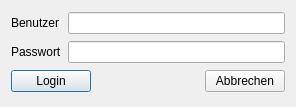
gbd-consult/biotopmanager, file assets/ui/login_dialog.ui: the form before one commit.
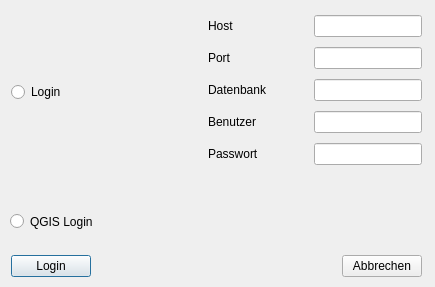
The form after the commit. Custom widgets are drawn as their Qt base class.

Commit message: changed login dialog

```diff
--- a/assets/ui/login_dialog.ui
+++ b/assets/ui/login_dialog.ui
@@ -6,42 +6,57 @@
    <rect>
     <x>0</x>
     <y>0</y>
-    <width>296</width>
-    <height>107</height>
+    <width>435</width>
+    <height>287</height>
    </rect>
   </property>
   <property name="windowTitle">
    <string>Anmeldung Biotopdatenbank</string>
   </property>
-  <layout class="QGridLayout" name="gridLayout">
-   <item row="1" column="0">
-    <widget class="QLabel" name="label_2">
-     <property name="text">
-      <string>Passwort</string>
-     </property>
-    </widget>
-   </item>
-   <item row="0" column="1">
-    <widget class="QLineEdit" name="lineEditUser">
-     <property name="minimumSize">
-      <size>
-       <width>0</width>
-       <height>0</height>
-      </size>
-     </property>
-     <property name="text">
-      <string/>
-     </property>
-    </widget>
-   </item>
-   <item row="0" column="0">
-    <widget class="QLabel" name="label">
+  <widget class="QgsAuthConfigSelect" name="mAuthConfigSelect">
+   <property name="geometry">
+    <rect>
+     <x>160</x>
+     <y>210</y>
+     <width>245</width>
+     <height>23</height>
+    </rect>
+   </property>
+   <property name="sizePolicy">
+    <sizepolicy hsizetype="Preferred" vsizetype="Preferred">
+     <horstretch>0</horstretch>
+     <verstretch>0</verstretch>
+    </sizepolicy>
+   </property>
+   <property name="layoutDirection">
+    <enum>Qt::LeftToRight</enum>
+   </property>
+  </widget>
+  <widget class="QRadioButton" name="radioButton">
+   <property name="geometry">
+    <rect>
+     <x>10</x>
+     <y>210</y>
+     <width>100</width>
+     <height>23</height>
+    </rect>
+   </property>
      <property name="text">
-      <string>Benutzer</string>
-     </property>
-    </widget>
-   </item>
-   <item row="2" column="0" colspan="2">
+    <string>QGIS Login</string>
+   </property>
+   <attribute name="buttonGroup">
+    <string notr="true">buttonGroup</string>
+   </attribute>
+  </widget>
+  <widget class="QWidget" name="layoutWidget">
+   <property name="geometry">
+    <rect>
+     <x>11</x>
+     <y>253</y>
+     <width>411</width>
+     <height>27</height>
+    </rect>
+   </property>
     <layout class="QHBoxLayout" name="horizontalLayout_3">
      <item>
       <widget class="QPushButton" name="pushButtonLogin">
@@ -71,9 +86,202 @@
       </widget>
      </item>
     </layout>
-   </item>
-   <item row="1" column="1">
+  </widget>
+  <widget class="QWidget" name="layoutWidget">
+   <property name="geometry">
+    <rect>
+     <x>11</x>
+     <y>11</y>
+     <width>411</width>
+     <height>163</height>
+    </rect>
+   </property>
+   <layout class="QHBoxLayout" name="horizontalLayout_5">
+    <item>
+     <widget class="QRadioButton" name="radioButton_2">
+      <property name="text">
+       <string>Login</string>
+      </property>
+      <attribute name="buttonGroup">
+       <string notr="true">buttonGroup</string>
+      </attribute>
+     </widget>
+    </item>
+    <item>
+     <spacer name="horizontalSpacer_7">
+      <property name="orientation">
+       <enum>Qt::Horizontal</enum>
+      </property>
+      <property name="sizeHint" stdset="0">
+       <size>
+        <width>40</width>
+        <height>20</height>
+       </size>
+      </property>
+     </spacer>
+    </item>
+    <item>
+     <layout class="QVBoxLayout" name="verticalLayout_2">
+      <item>
+       <layout class="QHBoxLayout" name="horizontalLayout_8">
+        <item>
+         <widget class="QLabel" name="label_5">
+          <property name="text">
+           <string>Host</string>
+          </property>
+         </widget>
+        </item>
+        <item>
+         <spacer name="horizontalSpacer_2">
+          <property name="orientation">
+           <enum>Qt::Horizontal</enum>
+          </property>
+          <property name="sizeHint" stdset="0">
+           <size>
+            <width>40</width>
+            <height>20</height>
+           </size>
+          </property>
+         </spacer>
+        </item>
+        <item>
+         <widget class="QLineEdit" name="lineEditHost">
+          <property name="enabled">
+           <bool>true</bool>
+          </property>
+         </widget>
+        </item>
+       </layout>
+      </item>
+      <item>
+       <layout class="QHBoxLayout" name="horizontalLayout_7">
+        <item>
+         <widget class="QLabel" name="label_4">
+          <property name="text">
+           <string>Port</string>
+          </property>
+         </widget>
+        </item>
+        <item>
+         <spacer name="horizontalSpacer_3">
+          <property name="orientation">
+           <enum>Qt::Horizontal</enum>
+          </property>
+          <property name="sizeHint" stdset="0">
+           <size>
+            <width>40</width>
+            <height>20</height>
+           </size>
+          </property>
+         </spacer>
+        </item>
+        <item>
+         <widget class="QLineEdit" name="lineEditPort">
+          <property name="enabled">
+           <bool>true</bool>
+          </property>
+         </widget>
+        </item>
+       </layout>
+      </item>
+      <item>
+       <layout class="QHBoxLayout" name="horizontalLayout_6">
+        <item>
+         <widget class="QLabel" name="label_3">
+          <property name="text">
+           <string>Datenbank</string>
+          </property>
+         </widget>
+        </item>
+        <item>
+         <spacer name="horizontalSpacer_4">
+          <property name="orientation">
+           <enum>Qt::Horizontal</enum>
+          </property>
+          <property name="sizeHint" stdset="0">
+           <size>
+            <width>40</width>
+            <height>20</height>
+           </size>
+          </property>
+         </spacer>
+        </item>
+        <item>
+         <widget class="QLineEdit" name="lineEditDB">
+          <property name="enabled">
+           <bool>true</bool>
+          </property>
+         </widget>
+        </item>
+       </layout>
+      </item>
+      <item>
+       <layout class="QHBoxLayout" name="horizontalLayout">
+        <item>
+         <widget class="QLabel" name="label">
+          <property name="text">
+           <string>Benutzer</string>
+          </property>
+         </widget>
+        </item>
+        <item>
+         <spacer name="horizontalSpacer_5">
+          <property name="orientation">
+           <enum>Qt::Horizontal</enum>
+          </property>
+          <property name="sizeHint" stdset="0">
+           <size>
+            <width>40</width>
+            <height>20</height>
+           </size>
+          </property>
+         </spacer>
+        </item>
+        <item>
+         <widget class="QLineEdit" name="lineEditUser">
+          <property name="enabled">
+           <bool>true</bool>
+          </property>
+          <property name="minimumSize">
+           <size>
+            <width>0</width>
+            <height>0</height>
+           </size>
+          </property>
+          <property name="text">
+           <string/>
+          </property>
+         </widget>
+        </item>
+       </layout>
+      </item>
+      <item>
+       <layout class="QHBoxLayout" name="horizontalLayout_4">
+        <item>
+         <widget class="QLabel" name="label_2">
+          <property name="text">
+           <string>Passwort</string>
+          </property>
+         </widget>
+        </item>
+        <item>
+         <spacer name="horizontalSpacer_6">
+          <property name="orientation">
+           <enum>Qt::Horizontal</enum>
+          </property>
+          <property name="sizeHint" stdset="0">
+           <size>
+            <width>40</width>
+            <height>20</height>
+           </size>
+          </property>
+         </spacer>
+        </item>
+        <item>
     <widget class="QLineEdit" name="lineEditPassword">
+          <property name="enabled">
+           <bool>true</bool>
+          </property>
      <property name="minimumSize">
       <size>
        <width>0</width>
@@ -89,7 +297,19 @@
     </widget>
    </item>
   </layout>
- </widget>
+      </item>
+     </layout>
+    </item>
+   </layout>
+  </widget>
+ </widget>
+ <customwidgets>
+  <customwidget>
+   <class>QgsAuthConfigSelect</class>
+   <extends>QWidget</extends>
+   <header>qgsauthconfigselect.h</header>
+  </customwidget>
+ </customwidgets>
  <resources/>
  <connections/>
 </ui>
```
Left out of the diff: 3 changed lines with no effect on the pictures. Lines whose indentation alone changed are shown as unchanged. The commit also changes 1 other file.
